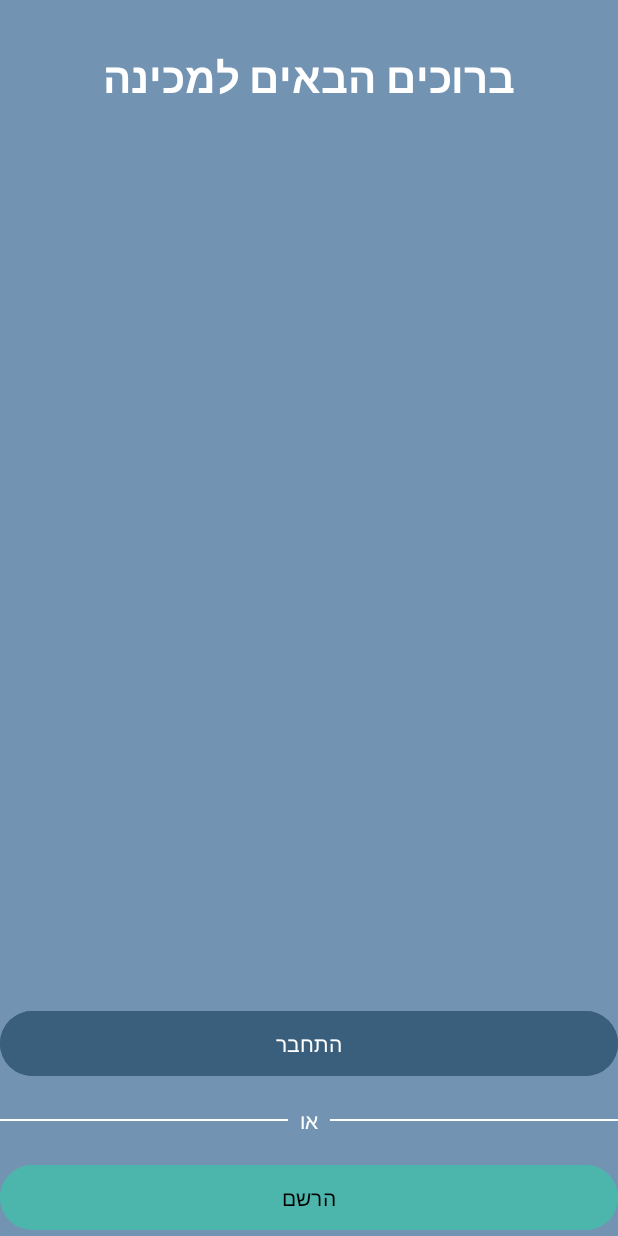
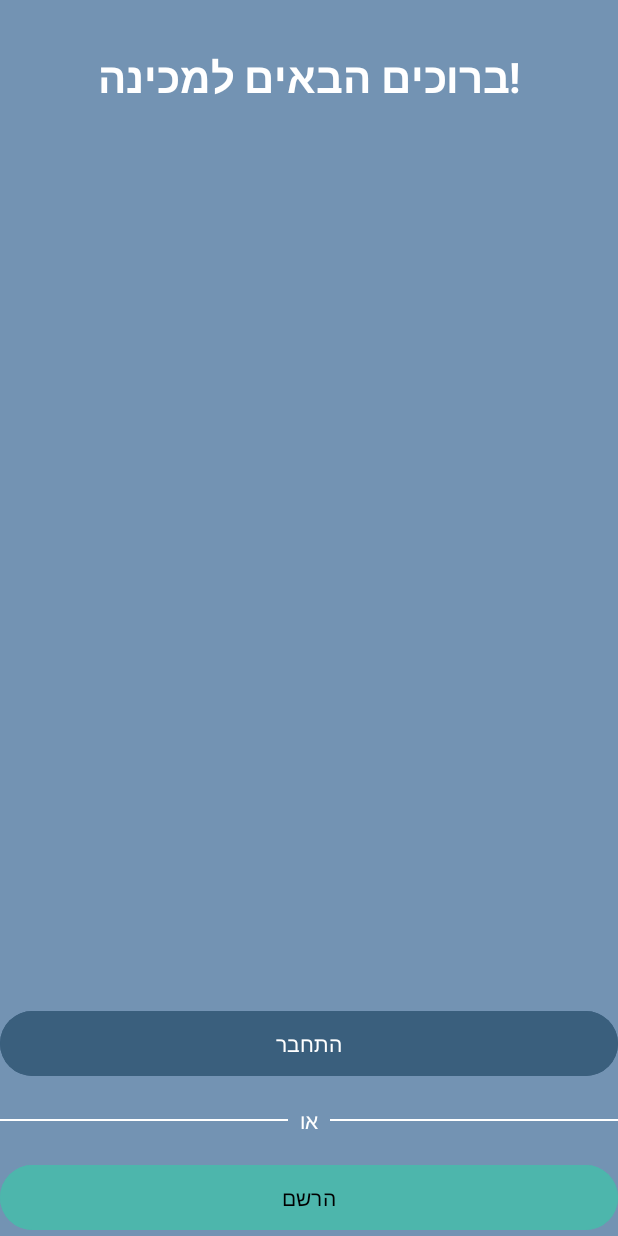
Before and after one commit to sagieCO/MyFirstApplication, an Android app: the screen it shows after launch (open_page), on a phone screen of 412 x 824 dp. Run offline under Robolectric (Android 15) with nearby library versions, the light colour scheme and no system bars; our stand-ins replace CircleImageView.

Commit message:
open page

```diff
--- a/app/src/main/res/layout/activity_open_page.xml
+++ b/app/src/main/res/layout/activity_open_page.xml
@@ -13,7 +13,7 @@
         android:id="@+id/titleText"
         android:layout_width="wrap_content"
         android:layout_height="wrap_content"
-        android:text="ברוכים הבאים למכינה"
+        android:text="!ברוכים הבאים למכינה"
         android:textColor="#FFFFFF"
         android:textSize="28sp"
         android:textStyle="bold"
```
